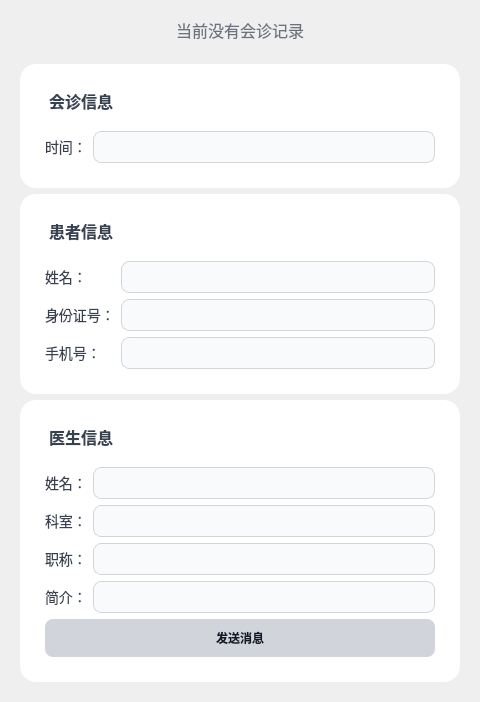
This is Client/forms/sessionform.ui in lgy987/IntelliMed as Qt 5 draws it before an edit. The edited form follows.
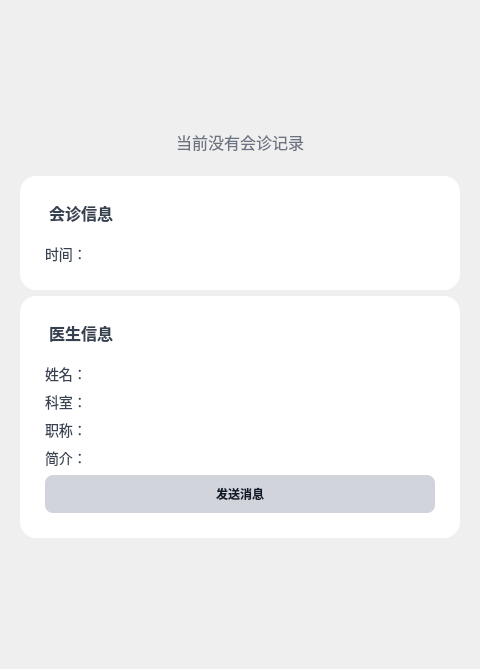
This is the edited form.

The edit to the form file:
```diff
--- a/Client/forms/sessionform.ui
+++ b/Client/forms/sessionform.ui
@@ -55,53 +55,35 @@
        <widget class="QFrame" name="sessionCard">
         <property name="styleSheet">
          <string notr="true">
-          QFrame { background: #ffffff; border-radius: 16px; padding: 16px; }
-          QLabel { font-size: 14px; color:#374151; background: transparent; margin: 0px; padding: 0px; }
-          QLabel#sessionHeader { font-size: 16px; font-weight:bold; margin-bottom:12px; }
-          QLineEdit { border:1px solid #d1d5db; border-radius:8px; padding:6px; font-size:14px; background:#f9fafb; }
-          QLineEdit:focus { border:1px solid #3b82f6; background:#ffffff; }
-          QLineEdit, QCheckBox { color: black; }
+         QFrame { background: #ffffff; border-radius: 16px; padding: 16px; }
+         QLabel { font-size: 14px; color:#374151; background: transparent; margin: 0px; padding: 0px; }
+         QLabel#sessionHeader { font-size: 16px; font-weight:bold; margin-bottom:12px; }
          </string>
         </property>
         <layout class="QVBoxLayout" name="sessionLayout">
          <item>
-          <widget class="QLabel" name="sessionHeader"><property name="text"><string>会诊信息</string></property></widget>
+         <widget class="QLabel" name="sessionHeader">
+          <property name="text"><string>会诊信息</string></property>
+         </widget>
          </item>
          <item>
           <layout class="QFormLayout" name="sessionFormLayout">
            <property name="fieldGrowthPolicy"><enum>QFormLayout::ExpandingFieldsGrow</enum></property>
-           <item row="0" column="0"><widget class="QLabel" name="labelSessionTime"><property name="text"><string>时间：</string></property></widget></item>
-           <item row="0" column="1"><widget class="QLineEdit" name="sessionTimeEdit"><property name="readOnly"><bool>true</bool></property></widget></item>
-          </layout>
-         </item>
-        </layout>
-       </widget>
-      </item>
+          <property name="labelAlignment"><set>Qt::AlignLeft|Qt::AlignVCenter</set></property>
+          <property name="formAlignment"><set>Qt::AlignLeft|Qt::AlignTop</set></property>
 
-      <!-- Patient Card -->
-      <item>
-       <widget class="QFrame" name="patientCard">
-        <property name="styleSheet">
-         <string notr="true">
-          QFrame { background: #ffffff; border-radius:16px; padding:16px; }
-          QLabel { font-size:14px; color:#374151; background:transparent; margin:0px; padding:0px; }
-          QLabel#patientHeader { font-size:16px; font-weight:bold; margin-bottom:12px; }
-          QLineEdit { border:1px solid #d1d5db; border-radius:8px; padding:6px; font-size:14px; background:#f9fafb; }
-          QLineEdit:focus { border:1px solid #3b82f6; background:#ffffff; }
-          QLineEdit, QCheckBox { color: black; }
-         </string>
-        </property>
-        <layout class="QVBoxLayout" name="patientLayout">
-         <item><widget class="QLabel" name="patientHeader"><property name="text"><string>患者信息</string></property></widget></item>
-         <item>
-          <layout class="QFormLayout" name="patientFormLayout">
-           <property name="fieldGrowthPolicy"><enum>QFormLayout::ExpandingFieldsGrow</enum></property>
-           <item row="0" column="0"><widget class="QLabel" name="labelPatientName"><property name="text"><string>姓名：</string></property></widget></item>
-           <item row="0" column="1"><widget class="QLineEdit" name="patientNameEdit"><property name="readOnly"><bool>true</bool></property></widget></item>
-           <item row="1" column="0"><widget class="QLabel" name="labelPatientIdNumber"><property name="text"><string>身份证号：</string></property></widget></item>
-           <item row="1" column="1"><widget class="QLineEdit" name="patientIdNumberEdit"><property name="readOnly"><bool>true</bool></property></widget></item>
-           <item row="2" column="0"><widget class="QLabel" name="labelPatientPhone"><property name="text"><string>手机号：</string></property></widget></item>
-           <item row="2" column="1"><widget class="QLineEdit" name="patientPhoneEdit"><property name="readOnly"><bool>true</bool></property></widget></item>
+          <item row="0" column="0">
+           <widget class="QLabel" name="labelSessionTime">
+            <property name="text"><string>时间：</string></property>
+            <property name="alignment"><set>Qt::AlignLeft|Qt::AlignVCenter</set></property>
+           </widget>
+          </item>
+          <item row="0" column="1">
+           <widget class="QLabel" name="sessionTimeEdit">
+            <property name="text"><string></string></property>
+            <property name="alignment"><set>Qt::AlignLeft|Qt::AlignVCenter</set></property>
+           </widget>
+          </item>
           </layout>
          </item>
         </layout>
@@ -113,27 +95,74 @@
        <widget class="QFrame" name="doctorCard">
         <property name="styleSheet">
          <string notr="true">
-          QFrame { background:#ffffff; border-radius:16px; padding:16px; }
-          QLabel { font-size:14px; color:#374151; background:transparent; margin:0px; padding:0px; }
-          QLabel#doctorHeader { font-size:16px; font-weight:bold; margin-bottom:12px; }
-          QLineEdit { border:1px solid #d1d5db; border-radius:8px; padding:6px; font-size:14px; background:#f9fafb; }
-          QLineEdit:focus { border:1px solid #3b82f6; background:#ffffff; }
-          QLineEdit, QCheckBox { color: black; }
+         QFrame { background:#ffffff; border-radius:16px; padding:16px; }
+         QLabel { font-size:14px; color:#374151; background:transparent; margin:0px; padding:0px; }
+         QLabel#doctorHeader { font-size:16px; font-weight:bold; margin-bottom:12px; }
          </string>
         </property>
         <layout class="QVBoxLayout" name="doctorLayout">
-         <item><widget class="QLabel" name="doctorHeader"><property name="text"><string>医生信息</string></property></widget></item>
+        <item>
+         <widget class="QLabel" name="doctorHeader">
+          <property name="text"><string>医生信息</string></property>
+         </widget>
+        </item>
          <item>
           <layout class="QFormLayout" name="doctorFormLayout">
            <property name="fieldGrowthPolicy"><enum>QFormLayout::ExpandingFieldsGrow</enum></property>
-           <item row="0" column="0"><widget class="QLabel" name="labelDoctorName"><property name="text"><string>姓名：</string></property></widget></item>
-           <item row="0" column="1"><widget class="QLineEdit" name="doctorNameEdit"><property name="readOnly"><bool>true</bool></property></widget></item>
-           <item row="1" column="0"><widget class="QLabel" name="labelDoctorDepartment"><property name="text"><string>科室：</string></property></widget></item>
-           <item row="1" column="1"><widget class="QLineEdit" name="doctorDepartmentEdit"><property name="readOnly"><bool>true</bool></property></widget></item>
-           <item row="2" column="0"><widget class="QLabel" name="labelDoctorTitle"><property name="text"><string>职称：</string></property></widget></item>
-           <item row="2" column="1"><widget class="QLineEdit" name="doctorTitleEdit"><property name="readOnly"><bool>true</bool></property></widget></item>
-           <item row="3" column="0"><widget class="QLabel" name="labelDoctorDescription"><property name="text"><string>简介：</string></property></widget></item>
-           <item row="3" column="1"><widget class="QLineEdit" name="doctorDescriptionEdit"><property name="readOnly"><bool>true</bool></property></widget></item>
+          <property name="labelAlignment"><set>Qt::AlignLeft|Qt::AlignVCenter</set></property>
+          <property name="formAlignment"><set>Qt::AlignLeft|Qt::AlignTop</set></property>
+
+          <item row="0" column="0">
+           <widget class="QLabel" name="labelDoctorName">
+            <property name="text"><string>姓名：</string></property>
+            <property name="alignment"><set>Qt::AlignLeft|Qt::AlignVCenter</set></property>
+           </widget>
+          </item>
+          <item row="0" column="1">
+           <widget class="QLabel" name="doctorNameEdit">
+            <property name="text"><string></string></property>
+            <property name="alignment"><set>Qt::AlignLeft|Qt::AlignVCenter</set></property>
+           </widget>
+          </item>
+
+          <item row="1" column="0">
+           <widget class="QLabel" name="labelDoctorDepartment">
+            <property name="text"><string>科室：</string></property>
+            <property name="alignment"><set>Qt::AlignLeft|Qt::AlignVCenter</set></property>
+           </widget>
+          </item>
+          <item row="1" column="1">
+           <widget class="QLabel" name="doctorDepartmentEdit">
+            <property name="text"><string></string></property>
+            <property name="alignment"><set>Qt::AlignLeft|Qt::AlignVCenter</set></property>
+           </widget>
+          </item>
+
+          <item row="2" column="0">
+           <widget class="QLabel" name="labelDoctorTitle">
+            <property name="text"><string>职称：</string></property>
+            <property name="alignment"><set>Qt::AlignLeft|Qt::AlignVCenter</set></property>
+           </widget>
+          </item>
+          <item row="2" column="1">
+           <widget class="QLabel" name="doctorTitleEdit">
+            <property name="text"><string></string></property>
+            <property name="alignment"><set>Qt::AlignLeft|Qt::AlignVCenter</set></property>
+           </widget>
+          </item>
+
+          <item row="3" column="0">
+           <widget class="QLabel" name="labelDoctorDescription">
+            <property name="text"><string>简介：</string></property>
+            <property name="alignment"><set>Qt::AlignLeft|Qt::AlignVCenter</set></property>
+           </widget>
+          </item>
+          <item row="3" column="1">
+           <widget class="QLabel" name="doctorDescriptionEdit">
+            <property name="text"><string></string></property>
+            <property name="alignment"><set>Qt::AlignLeft|Qt::AlignVCenter</set></property>
+           </widget>
+          </item>
           </layout>
          </item>
          <item>
```
Left out of the diff: 33 changed lines with no effect on the pictures. Lines whose indentation alone changed are shown as unchanged.
